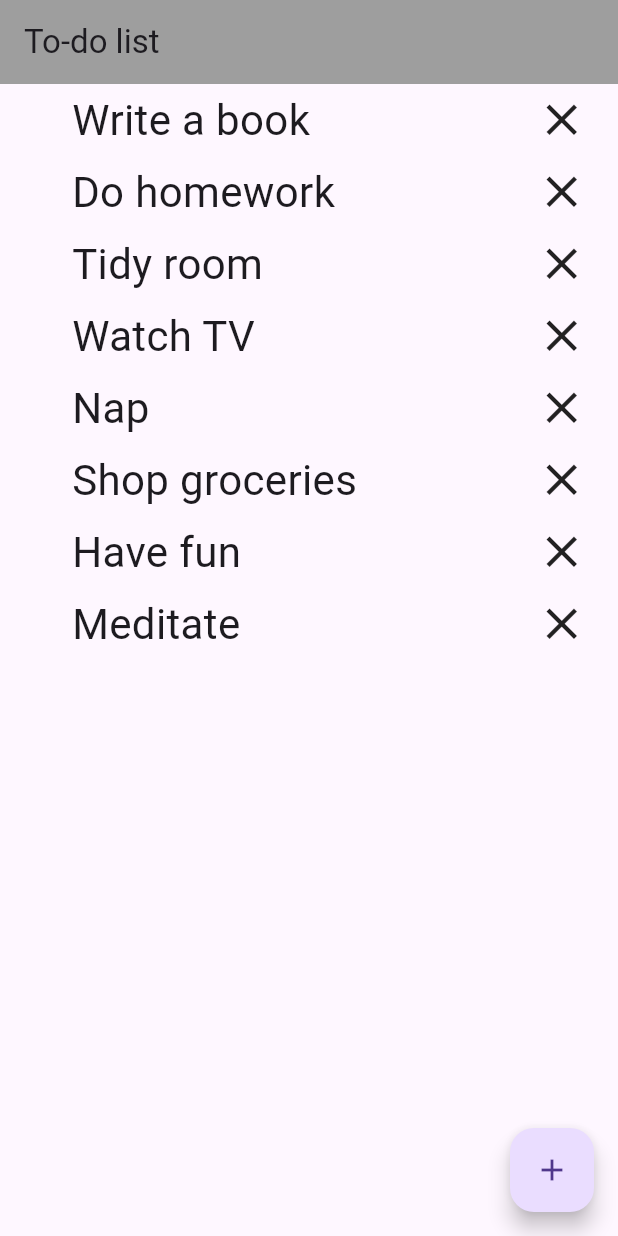
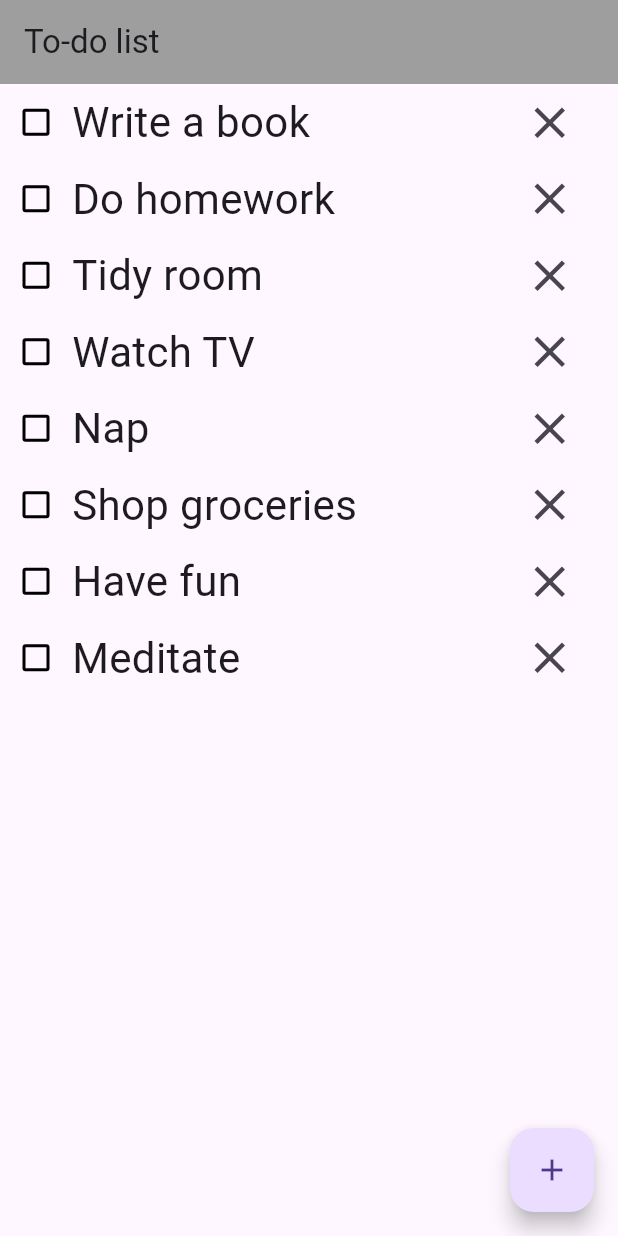
Before and after one commit to gu-tig333-ht24/gusnicklst, a Flutter app: the screen it shows after launch, on a phone screen of 412 x 824 dp. Run offline on Flutter 3.47's test engine with Material 3 defaults, Android fonts, the phone set to English and light mode, and no system bars.

Commit message:
steg2 done

```diff
--- a/lib/main.dart
+++ b/lib/main.dart
@@ -1,7 +1,40 @@
 import 'package:flutter/material.dart';
+import 'package:provider/provider.dart';
+
+
+class MyState extends ChangeNotifier{
+  List<Todo> todos = [
+    Todo("Write a book"),
+    Todo("Do homework"),
+    Todo("Tidy room"),
+    Todo("Watch TV"),
+    Todo("Nap"),
+    Todo("Shop groceries"),
+    Todo("Have fun"),
+    Todo("Meditate"),
+  ];
+
+  List<Todo> get todolist => todos;
+
+  void addTodo(Todo todo){
+    todos.add(todo);
+    notifyListeners();
+  }
+  void removeTodo(Todo todo){
+    todos.remove(todo);
+    notifyListeners();
+  }
+}
 
 void main() {
-  runApp(const MyApp());
+  MyState state = MyState();
+  runApp(
+    ChangeNotifierProvider(
+    create: (context) => state,
+    child:
+    MyApp(),
+    ),
+  );
 }
 
 class MyApp extends StatelessWidget {
@@ -35,6 +68,7 @@ class Todo {
 class _MyHomePageState extends State<MyHomePage> {
 
   //bool? value = false;
+  /*
   List<Todo> todos = [
     Todo("Write a book"),
     Todo("Do homework"),
@@ -45,9 +79,10 @@ class _MyHomePageState extends State<MyHomePage> {
     Todo("Have fun"),
     Todo("Meditate"),
   ];
+  */
   @override
   Widget build(BuildContext context) {
-
+    var todos = context.watch<MyState>().todos;
     return Scaffold(
       appBar: AppBar(
         backgroundColor: Colors.grey,
@@ -69,6 +104,7 @@ class _MyHomePageState extends State<MyHomePage> {
   }
 
   Widget chores(Todo todo){
+    //var todos = context.watch<MyState>().todos;
     return Row(
           // Column is also a layout widget. It takes a list of children and
           // arranges them vertically. By default, it sizes itself to fit its
@@ -77,7 +113,10 @@ class _MyHomePageState extends State<MyHomePage> {
           //crossAxisAlignment: CrossAxisAlignment.center,
           children: [
             Checkbox(
-              side: BorderSide(width: 500),
+              side: BorderSide(
+                width: 2,
+                color: Colors.black,
+                ),
               value: todo.isChecked,
               onChanged: (bool? newValue){
                 setState((){
@@ -87,16 +126,28 @@ class _MyHomePageState extends State<MyHomePage> {
             ),
             Expanded(
               child: Text(
-                style: TextStyle(fontSize: 28),
+                style: TextStyle(
+                  fontSize: 28,
+                  decoration: todo.isChecked ? TextDecoration.lineThrough : TextDecoration.none,
+                  ),
                 todo.chore
               ),
             ),
             Padding(
+
               padding: EdgeInsets.only(right: 20),
-              child: Icon(
-              size: 35,
-              Icons.close
-            )
+              child: IconButton(
+
+                icon: Icon(Icons.close),
+                iconSize: 35,
+                onPressed: (){
+                  context.read<MyState>().removeTodo(todo);
+                },
+                )
+              //child: Icon(
+              //size: 35,
+              //Icons.close
+            //)
             )
           ],
         );
@@ -105,8 +156,15 @@ class _MyHomePageState extends State<MyHomePage> {
 
 }
 
-class AddTodo extends StatelessWidget {
+class AddTodo extends StatefulWidget {
   const AddTodo({super.key});
+
+  @override
+  State<AddTodo> createState() => _AddTodoState();
+}
+
+class _AddTodoState extends State<AddTodo> {
+  TextEditingController _controller = TextEditingController();
   @override
   Widget build (BuildContext context){
     return Scaffold(
@@ -119,6 +177,7 @@ class AddTodo extends StatelessWidget {
       child: Column(
         children: [
           TextField(
+            controller: _controller,
             decoration: InputDecoration(
               border: OutlineInputBorder(),
               hintText: "What are you going to do?"
@@ -127,6 +186,11 @@ class AddTodo extends StatelessWidget {
           const SizedBox(height: 20),
           ElevatedButton(
             onPressed: () {
+              String inputText = _controller.text;
+              if(inputText.isNotEmpty){
+                Todo newTodo = Todo(inputText);
+                context.read<MyState>().addTodo(newTodo);
+              }
               Navigator.pop(context);
             },
             child: const Text("Add Todo"),
--- a/pubspec.yaml
+++ b/pubspec.yaml
@@ -35,6 +35,9 @@ dependencies:
   # The following adds the Cupertino Icons font to your application.
   # Use with the CupertinoIcons class for iOS style icons.
   cupertino_icons: ^1.0.8
+
+
+  provider: any
 
 dev_dependencies:
   flutter_test:
```
Also changed, not shown: pubspec.lock.
